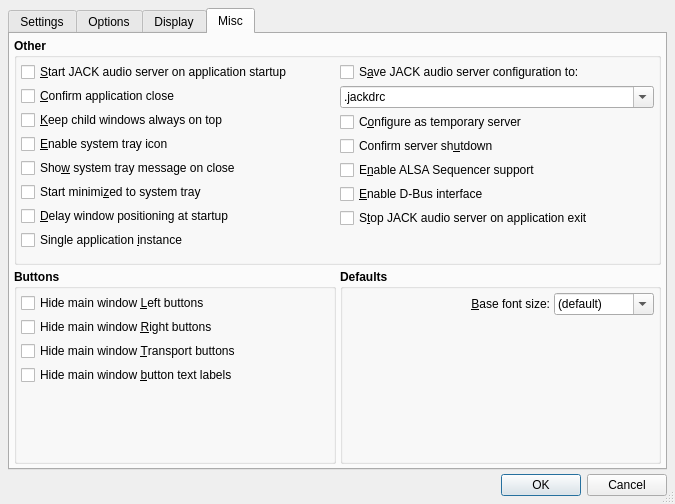
rncbc/qjackctl, file src/qjackctlSetupForm.ui: the form before one commit.
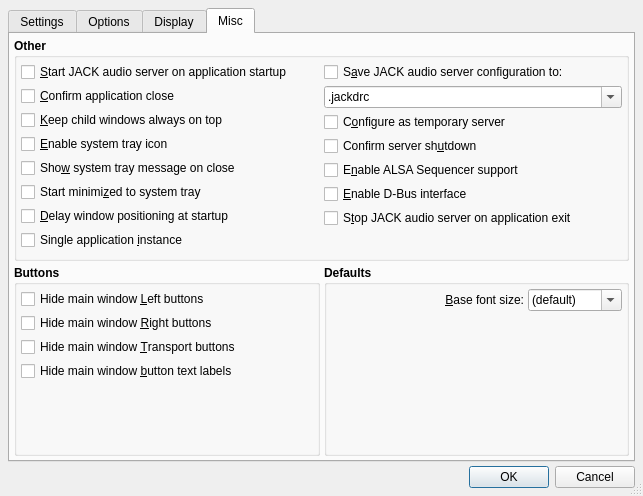
The form after the commit. The open tabs and pages were chosen to show the change. Icons and pictures are not drawn. Custom widgets are drawn as their Qt base class.

Commit message: - Setup dialog form is going modeless (FIXED).

What changed in the file:
```diff
--- a/src/qjackctlSetupForm.ui
+++ b/src/qjackctlSetupForm.ui
@@ -26,16 +26,15 @@
    <rect>
     <x>0</x>
     <y>0</y>
-    <width>675</width>
-    <height>503</height>
+    <width>640</width>
+    <height>480</height>
    </rect>
   </property>
   <property name="windowTitle">
    <string>Setup - JACK Audio Connection Kit</string>
   </property>
   <property name="windowIcon">
-   <iconset resource="qjackctl.qrc">
-    <normaloff>:/images/setup1.png</normaloff>:/images/setup1.png</iconset>
+   <iconset resource="qjackctl.qrc">:/images/setup1.png</iconset>
   </property>
   <property name="sizeGripEnabled">
    <bool>true</bool>
@@ -111,8 +110,7 @@
             <string>&amp;Save</string>
            </property>
            <property name="icon">
-            <iconset resource="qjackctl.qrc">
-             <normaloff>:/images/save1.png</normaloff>:/images/save1.png</iconset>
+            <iconset resource="qjackctl.qrc">:/images/save1.png</iconset>
            </property>
            <property name="autoDefault">
             <bool>false</bool>
@@ -128,8 +126,7 @@
             <string>&amp;Delete</string>
            </property>
            <property name="icon">
-            <iconset resource="qjackctl.qrc">
-             <normaloff>:/images/remove1.png</normaloff>:/images/remove1.png</iconset>
+            <iconset resource="qjackctl.qrc">:/images/remove1.png</iconset>
            </property>
            <property name="autoDefault">
             <bool>false</bool>
@@ -2592,13 +2589,10 @@
          <property name="orientation">
           <enum>Qt::Vertical</enum>
          </property>
-         <property name="sizeType">
-          <enum>QSizePolicy::MinimumExpanding</enum>
-         </property>
          <property name="sizeHint">
           <size>
            <width>8</width>
-           <height>8</height>
+           <height>4</height>
           </size>
          </property>
         </spacer>
@@ -3309,13 +3303,10 @@
             <property name="orientation">
              <enum>Qt::Vertical</enum>
             </property>
-            <property name="sizeType">
-             <enum>QSizePolicy::Minimum</enum>
-            </property>
             <property name="sizeHint">
              <size>
               <width>8</width>
-              <height>8</height>
+              <height>4</height>
              </size>
             </property>
            </spacer>
@@ -3448,13 +3439,10 @@
          <property name="orientation">
           <enum>Qt::Vertical</enum>
          </property>
-         <property name="sizeType">
-          <enum>QSizePolicy::MinimumExpanding</enum>
-         </property>
          <property name="sizeHint">
           <size>
            <width>8</width>
-           <height>8</height>
+           <height>4</height>
           </size>
          </property>
         </spacer>
@@ -3762,13 +3750,10 @@
               <property name="orientation">
                <enum>Qt::Vertical</enum>
               </property>
-              <property name="sizeType">
-               <enum>QSizePolicy::Expanding</enum>
-              </property>
               <property name="sizeHint">
                <size>
                 <width>8</width>
-                <height>8</height>
+                <height>4</height>
                </size>
               </property>
              </spacer>
@@ -3780,13 +3765,10 @@
             <property name="orientation">
              <enum>Qt::Vertical</enum>
             </property>
-            <property name="sizeType">
-             <enum>QSizePolicy::Expanding</enum>
-            </property>
             <property name="sizeHint">
              <size>
               <width>8</width>
-              <height>8</height>
+              <height>4</height>
              </size>
             </property>
            </spacer>
@@ -3894,13 +3876,10 @@
             <property name="orientation">
              <enum>Qt::Vertical</enum>
             </property>
-            <property name="sizeType">
-             <enum>QSizePolicy::Expanding</enum>
-            </property>
             <property name="sizeHint">
              <size>
               <width>8</width>
-              <height>8</height>
+              <height>4</height>
              </size>
             </property>
            </spacer>
@@ -3934,13 +3913,10 @@
             <property name="orientation">
              <enum>Qt::Vertical</enum>
             </property>
-            <property name="sizeType">
-             <enum>QSizePolicy::Expanding</enum>
-            </property>
             <property name="sizeHint">
              <size>
               <width>8</width>
-              <height>8</height>
+              <height>4</height>
              </size>
             </property>
            </spacer>
```
The commit also changes 11 other files.
